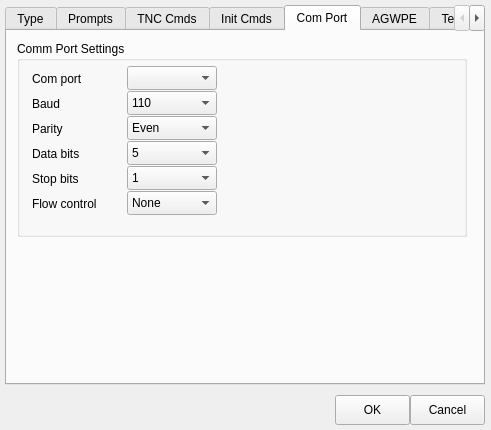
This is interfacedialog.ui in jimmcguffin/PyOutpost as Qt 5 draws it before an edit. The edited form follows.
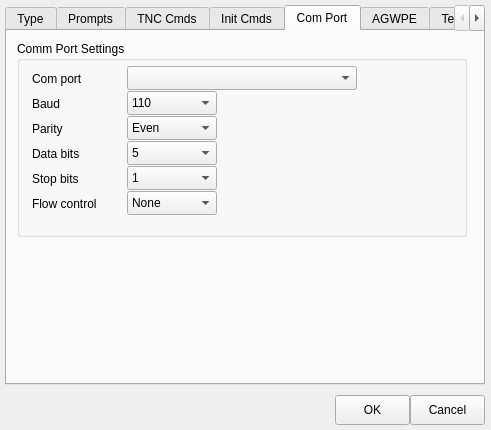
This is the edited form. The open tabs and pages were chosen to show the change.

Commit message: More forms support, also show additional detail about com ports, which is useful for Mac

Diff of the .ui file:
```diff
--- a/interfacedialog.ui
+++ b/interfacedialog.ui
@@ -556,7 +556,7 @@
        <rect>
         <x>110</x>
         <y>25</y>
-        <width>90</width>
+        <width>230</width>
         <height>24</height>
        </rect>
       </property>
```
Left out of the diff: 2 changed lines with no effect on the pictures.
